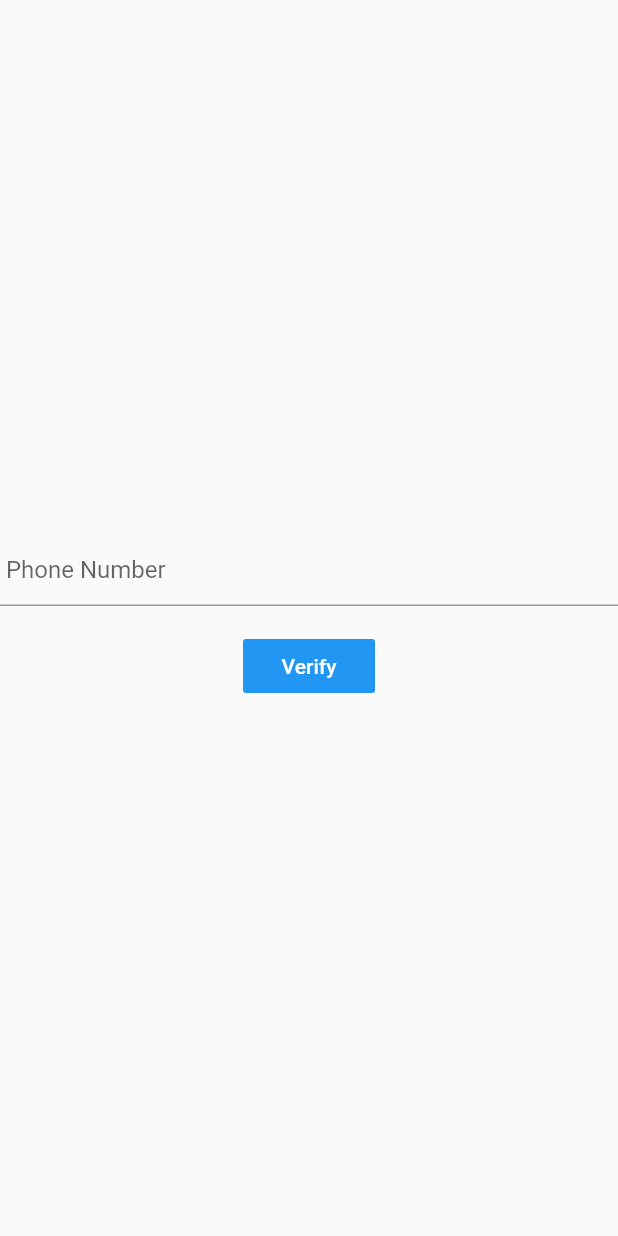
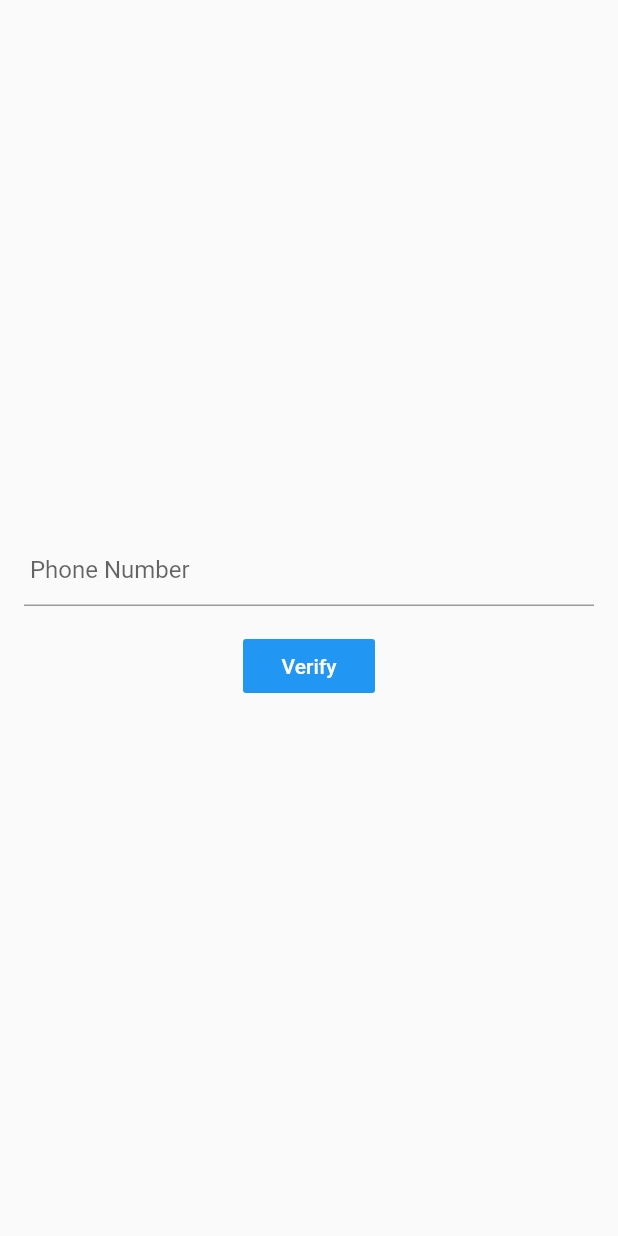
Before and after one commit to Thow76/phone_otp_verification, a Flutter app: the screen it shows after launch, on a phone screen of 412 x 824 dp. Run offline on Flutter 3.47's test engine with Material 2 defaults, Android fonts, the phone set to English and light mode, and no system bars.

Commit message:
9_add_padding_to_widget

```diff
--- a/lib/screens/login_screen.dart
+++ b/lib/screens/login_screen.dart
@@ -46,8 +46,12 @@ class _LoginScreenState extends State<LoginScreen> {
   @override
   Widget build(BuildContext context) {
     return Scaffold(
-        body: currentState == MobileVerificationState.SHOW_MOBILE_FORM_STATE
+      body: Container(
+        child: currentState == MobileVerificationState.SHOW_MOBILE_FORM_STATE
             ? getMobileFormWidget(context)
-            : getOtpFormWidget(context));
+            : getOtpFormWidget(context),
+        padding: const EdgeInsets.all(16),
+      ),
+    );
   }
 }
```
